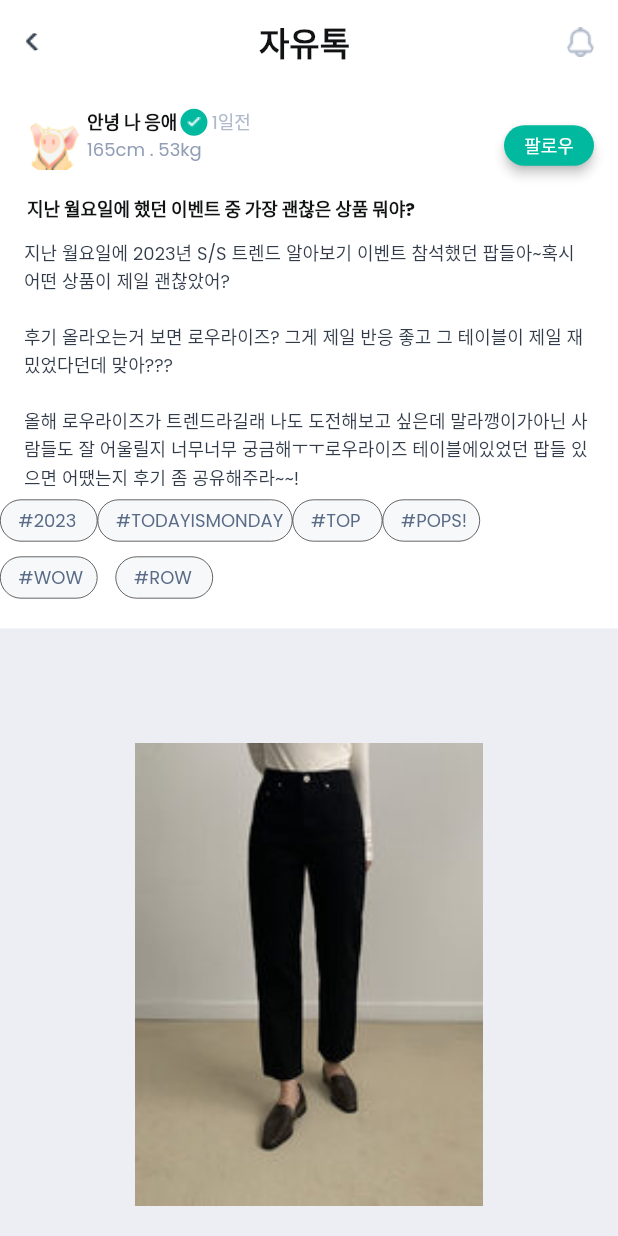
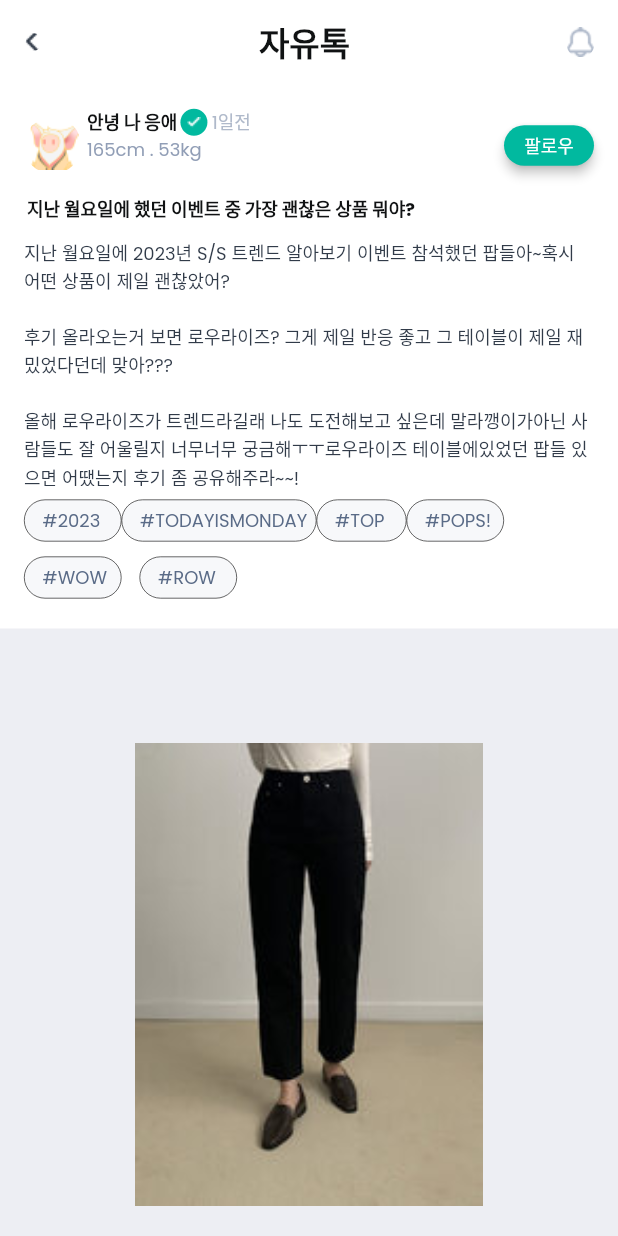
Before and after one commit to amitkumar1834/Hypenhire_assessment, a Flutter app: the screen it shows after launch, on a phone screen of 412 x 824 dp. Run offline on Flutter 3.47's test engine with Material 2 defaults, Android fonts, the phone set to English and light mode, and no system bars; drawn by our look-alikes of auto_size_text, carousel_slider; our stand-ins replace font_awesome_flutter, google_fonts, shared_preferences.

Commit message:
initial deployment

```diff
--- a/lib/ui/test.dart
+++ b/lib/ui/test.dart
@@ -292,7 +292,7 @@ int _currentIndex=0;
                     color: FlutterFlowTheme.of(context).secondaryBackground,
                   ),
                   child: Padding(
-                    padding: EdgeInsetsDirectional.fromSTEB(0, 6, 0, 0),
+                    padding: EdgeInsetsDirectional.fromSTEB(16, 6, 0, 0),
                     child: Column(
                       mainAxisSize: MainAxisSize.max,
                       mainAxisAlignment: MainAxisAlignment.start,
--- a/pubspec.yaml
+++ b/pubspec.yaml
@@ -1,4 +1,4 @@
-name: scrolling_dual_list_test
+name: Amit_app
 description: A new Flutter project.
 
 # The following line prevents the package from being accidentally published to
```
Also changed, not shown: 3 other files.
